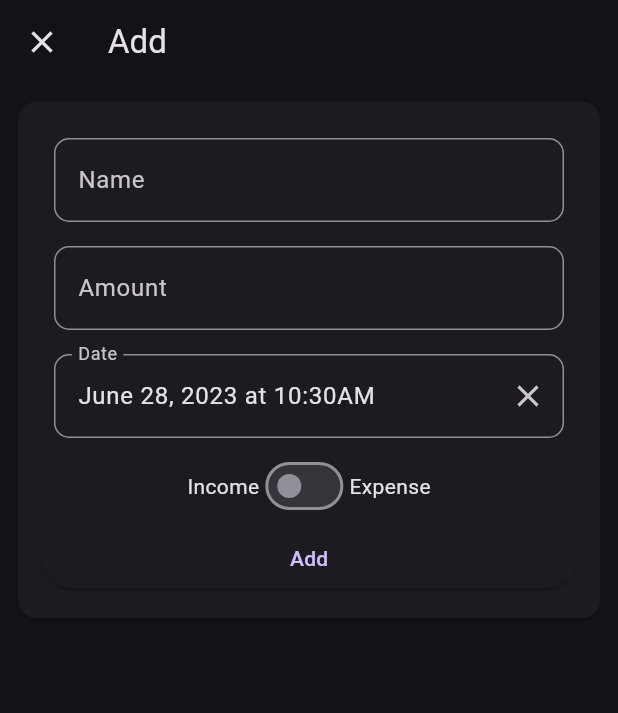
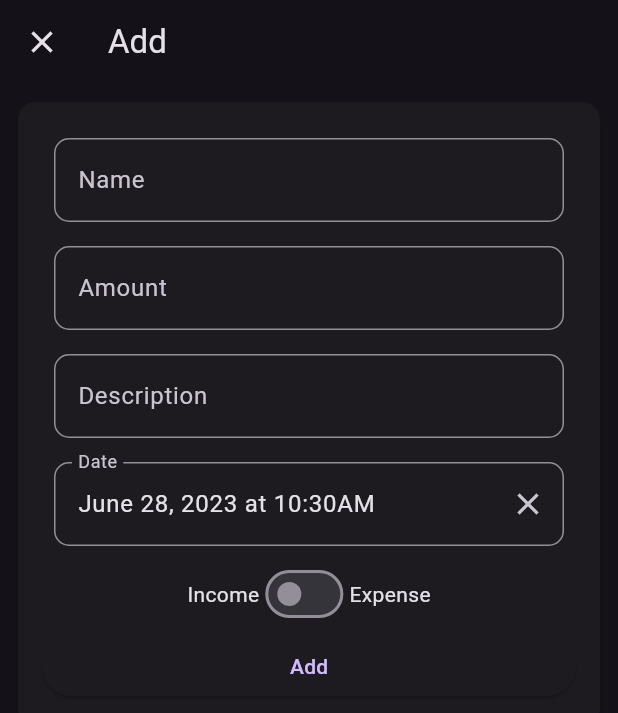
Before and after one commit to ShuvamJaswal/Expense-tracker-firebase, a Flutter app: the screen it shows once a user with an empty profile is signed in, after a tap on the "add" icon, on a phone screen of 412 x 824 dp. Shown: the top 713 px of the screen. Run offline on Flutter 3.47's test engine with Material 2 defaults, Android fonts, the light colour scheme and no system bars; our stand-ins replace cloud_firestore, firebase_auth, firebase_core, firebase_ui_firestore, flutter_riverpod, flutter_spinkit and 2 more; missing offline and left inert: firebase_ui_auth; accounts and stored records are empty; generated files the repository leaves out were written again.

Commit message:
Added real time updation for total finances in home screen, added option to add description for transactions.

```diff
--- a/lib/main.dart
+++ b/lib/main.dart
@@ -1,3 +1,4 @@
+import 'package:flutter/foundation.dart';
 import 'package:flutter/material.dart';
 import 'package:flutter_riverpod/flutter_riverpod.dart';
 import 'src/app.dart';
@@ -18,6 +19,8 @@ void main() async {
   //     print(e);
   // }
 
-  runApp(const ProviderScope(child: MyApp()));
+  runApp(ProviderScope(
+    child: Container(width: kIsWeb ? 400.0 : double.infinity, child: MyApp()),
+  ));
 }
 // }
--- a/lib/src/features/home/data/transaction_repository.dart
+++ b/lib/src/features/home/data/transaction_repository.dart
@@ -1,7 +1,6 @@
 import 'package:cloud_firestore/cloud_firestore.dart';
 import 'package:expense_tracker/src/features/authentication/data/firebase_auth_repository.dart';
 import 'package:expense_tracker/src/features/home/domain/transaction.dart';
-import 'package:flutter/foundation.dart';
 import 'package:riverpod_annotation/riverpod_annotation.dart';
 part 'transaction_repository.g.dart';
 
@@ -73,15 +72,19 @@ Stream<Map<String, int>> insights(InsightsRef ref) async* {
     int income = 0;
     int expense = 0;
 
-    await docRef.get().then((value) {
-      for (var element in value.docs) {
+    await for (var snapshot in docRef.snapshots()) {
+      income = 0;
+      expense = 0;
+
+      for (var element in snapshot.docs) {
         if (element.data()['transactionType'] == 'income') {
           income += int.tryParse(element.data()['amount']) ?? 0;
         } else {
           expense += int.tryParse(element.data()['amount']) ?? 0;
         }
       }
-    });
-    yield {'income': -income, 'expense': expense};
+
+      yield {'income': income, 'expense': -expense};
+    }
   }
 }
--- a/lib/src/features/home/presentation/edit_transaction_screen.dart
+++ b/lib/src/features/home/presentation/edit_transaction_screen.dart
@@ -32,6 +32,9 @@ class _EditTransactionScreenState extends ConsumerState<EditTransactionScreen> {
           dateTime: dateTime,
           transactionType: tType,
           amount: _amountController.text,
+          description: _descriptionController.text.isEmpty
+              ? null
+              : _descriptionController.text,
           firestoreId: firestoreid);
       final success = await ref
           .read(editTransactionControllerProvider.notifier)
@@ -49,6 +52,7 @@ class _EditTransactionScreenState extends ConsumerState<EditTransactionScreen> {
       firestoreid = widget.transaction!.firestoreId;
       _nameController.text = widget.transaction!.name;
       _amountController.text = widget.transaction!.amount;
+      _descriptionController.text = widget.transaction!.description ?? '';
       dateTime = widget.transaction!.dateTime;
       switchState = TransactionType.values.byName(
               widget.transaction!.transactionType.toString().split('.')[1]) ==
@@ -58,6 +62,7 @@ class _EditTransactionScreenState extends ConsumerState<EditTransactionScreen> {
 
   final _formKey = GlobalKey<FormState>();
   final TextEditingController _nameController = TextEditingController();
+  final TextEditingController _descriptionController = TextEditingController();
   TransactionType tType = TransactionType.income;
   DateTime dateTime = DateTime.now();
   final TextEditingController _amountController = TextEditingController();
@@ -140,6 +145,24 @@ class _EditTransactionScreenState extends ConsumerState<EditTransactionScreen> {
                           ),
                           Padding(
                             padding: const EdgeInsets.all(8.0),
+                            child: TextFormField(
+                              onSaved: (value) =>
+                                  _descriptionController.text = value!.trim(),
+                              autovalidateMode:
+                                  AutovalidateMode.onUserInteraction,
+                              controller: _descriptionController,
+                              decoration: const InputDecoration(
+                                border: OutlineInputBorder(
+                                  borderRadius: BorderRadius.all(
+                                    Radius.circular(10),
+                                  ),
+                                ),
+                                labelText: "Description",
+                              ),
+                            ),
+                          ),
+                          Padding(
+                            padding: const EdgeInsets.all(8.0),
                             child: DateTimeField(
                               decoration: const InputDecoration(
                                 border: OutlineInputBorder(
--- a/lib/src/features/home/presentation/home_screen.dart
+++ b/lib/src/features/home/presentation/home_screen.dart
@@ -135,8 +135,6 @@ class InsightsWidget extends ConsumerWidget {
     return insights.when(
       data: (data) {
         return Card(
-          child: Padding(
-            padding: const EdgeInsets.all(16.0),
           child: Row(
             crossAxisAlignment: CrossAxisAlignment.center,
             mainAxisAlignment: MainAxisAlignment.spaceBetween,
@@ -150,12 +148,13 @@ class InsightsWidget extends ConsumerWidget {
                     mainAxisSize: MainAxisSize.min,
                     children: [
                       const Text('INCOME'),
-                        SizedBox(
+                      const SizedBox(
                         height: 10,
                       ),
                       Text(
-                          (data['income'] ?? 0).toString(),
-                          style: TextStyle(color: Colors.red),
+                        "+${(data['income'] ?? 0).toString()}",
+                        style:
+                            const TextStyle(color: Colors.green, fontSize: 20),
                       )
                     ],
                   ),
@@ -170,8 +169,11 @@ class InsightsWidget extends ConsumerWidget {
                       mainAxisAlignment: MainAxisAlignment.start,
                       children: [
                         const Text('TOTAL'),
-                          Text(((data['income'] ?? 0) - (data['expense'] ?? 0))
-                              .toString())
+                        Text(
+                          ((data['income'] ?? 0) - (data['expense'] ?? 0))
+                              .toString(),
+                          style: const TextStyle(fontSize: 20),
+                        )
                       ],
                     )),
               ),
@@ -184,19 +186,18 @@ class InsightsWidget extends ConsumerWidget {
                     mainAxisSize: MainAxisSize.min,
                     children: [
                       const Text('EXPENSE'),
-                        SizedBox(
+                      const SizedBox(
                         height: 10,
                       ),
                       Text(
                         (data['expense'] ?? 0).toString(),
-                          style: TextStyle(color: Colors.green),
+                        style: const TextStyle(color: Colors.red, fontSize: 20),
                       )
                     ],
                   ),
                 ),
               ),
             ],
-            ),
           ),
         );
       },
--- a/lib/src/features/home/presentation/transaction_details_screen.dart
+++ b/lib/src/features/home/presentation/transaction_details_screen.dart
@@ -65,9 +65,20 @@ class _TransactionDetailScreenState
                       ),
                     ),
                   ),
-                  const SizedBox(
-                    height: 50,
-                  ),
+                  transactionModel.description == null
+                      ? const SizedBox(
+                          height: 50,
+                        )
+                      : SizedBox(
+                          height: 60,
+                          child: Padding(
+                            padding: const EdgeInsets.symmetric(
+                                horizontal: 16.0, vertical: 8),
+                            child: SingleChildScrollView(
+                                child:
+                                    Text(transactionModel.description ?? '')),
+                          ),
+                        ),
                   const Divider(),
                   Padding(
                     padding: const EdgeInsets.fromLTRB(16.0, 4, 16.0, 20),
```
Lines whose indentation alone changed are shown as unchanged.
